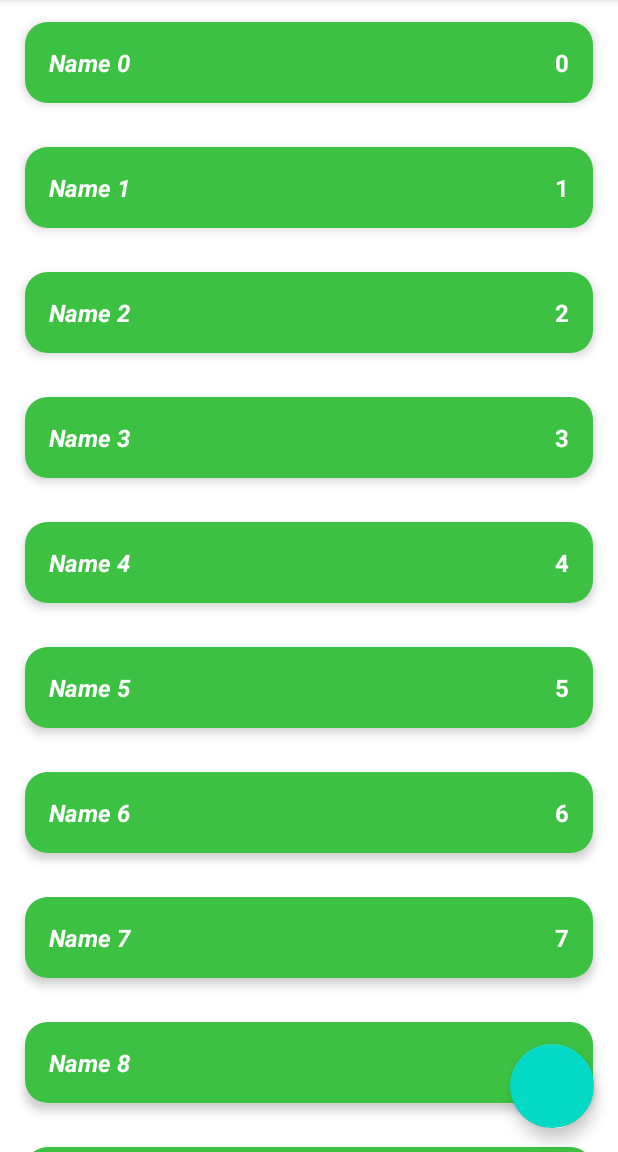
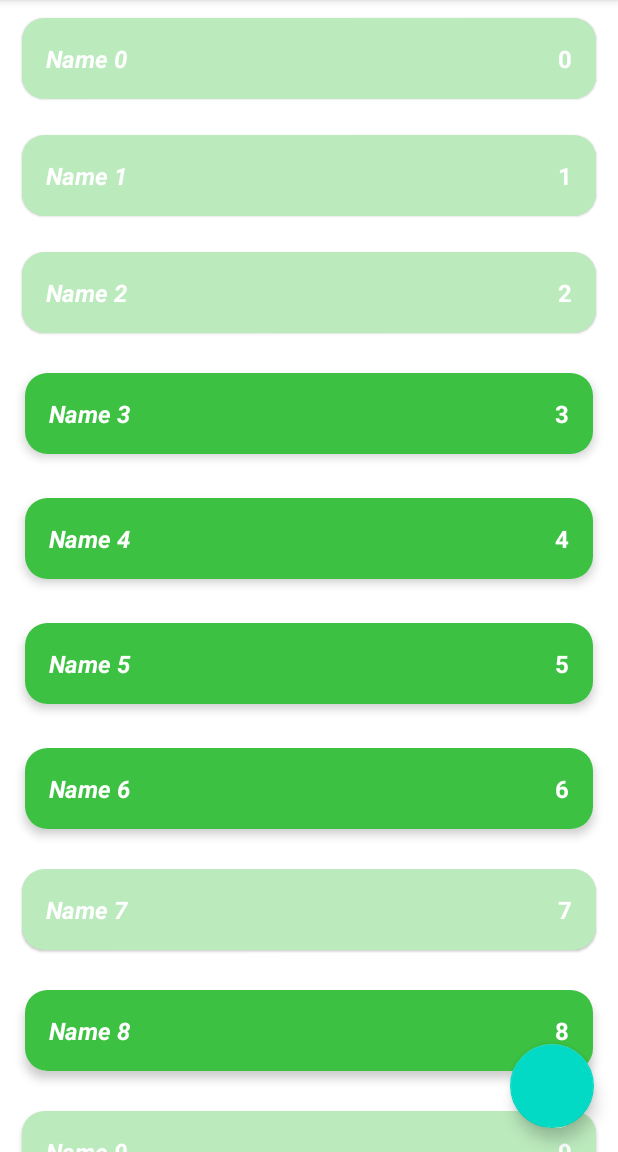
Before and after one commit to PavelVolniy/shopList, an Android app: the screen it shows after launch (MainActivity), on a phone screen of 412 x 824 dp, the part 84-1236 px from its top. Run offline under Robolectric (Android 15) with nearby library versions, the phone set to English and light mode, and no system bars.

Commit message:
Fix bug of pool viewHolder

```diff
--- a/app/src/main/java/com/example/shoplist/data/ShopListRepositoryImpl.kt
+++ b/app/src/main/java/com/example/shoplist/data/ShopListRepositoryImpl.kt
@@ -5,6 +5,7 @@
 import com.example.shoplist.domain.ShopItem
 import com.example.shoplist.domain.ShopListRepository
 import java.lang.RuntimeException
+import kotlin.random.Random
 
 object ShopListRepositoryImpl: ShopListRepository {
 
@@ -13,8 +14,8 @@
     private val shopListLD = MutableLiveData<List<ShopItem>>()
 
     init {
-        for (i in 0 until 10){
-            val item = ShopItem("Name $i", i, true)
+        for (i in 0 until 100){
+            val item = ShopItem("Name $i", i, Random.nextBoolean())
             addShopItem(item)
         }
     }
--- a/app/src/main/java/com/example/shoplist/presentation/MainActivity.kt
+++ b/app/src/main/java/com/example/shoplist/presentation/MainActivity.kt
@@ -6,47 +6,38 @@
 import android.widget.LinearLayout
 import android.widget.TextView
 import androidx.lifecycle.ViewModelProvider
+import androidx.recyclerview.widget.RecyclerView
 import com.example.shoplist.R
 import com.example.shoplist.domain.ShopItem
 
 class MainActivity : AppCompatActivity() {
 
     private lateinit var viewModel: MainViewModel
-    private lateinit var llShopList: LinearLayout
+    private lateinit var viewAdapter: ShopListAdapter
 
     override fun onCreate(savedInstanceState: Bundle?) {
         super.onCreate(savedInstanceState)
         setContentView(R.layout.activity_main)
 
-        llShopList = findViewById(R.id.ll_shop_list)
-
+        setupRecyclerView()
         viewModel = ViewModelProvider(this).get(MainViewModel::class.java)
-
-        viewModel.shopList.observe(this){
-            showList(it)
+        viewModel.shopList.observe(this) {
+            viewAdapter.shopList = it
         }
 
     }
 
-    private fun showList(list: List<ShopItem>){
-        llShopList.removeAllViews()
-        for (shopItem in list){
-            val layoutID = if (shopItem.enabled){
-                R.layout.item_shop_enabled
-            } else R.layout.item_shop_disabled
-            val view = LayoutInflater.from(this).inflate(layoutID, llShopList, false)
-            val tvName = view.findViewById<TextView>(R.id.tv_name)
-            val tvCount = view.findViewById<TextView>(R.id.tv_count)
-
-            tvName.text = shopItem.name
-            tvCount.text = shopItem.count.toString()
-
-            view.setOnLongClickListener{
-                viewModel.changeEnableState(shopItem)
-                true
-            }
-
-            llShopList.addView(view)
-        }
+    private fun setupRecyclerView() {
+        val rvShopList = findViewById<RecyclerView>(R.id.rv_shop_list)
+        viewAdapter = ShopListAdapter()
+        rvShopList.adapter = viewAdapter
+        rvShopList.recycledViewPool.setMaxRecycledViews(
+            ShopListAdapter.VIEW_TYPE_ENABLED,
+            ShopListAdapter.VIEW_HOLDER_POOL_SIZE
+        )
+        rvShopList.recycledViewPool.setMaxRecycledViews(
+            ShopListAdapter.VIEW_TYPE_DISABLED,
+            ShopListAdapter.VIEW_HOLDER_POOL_SIZE
+        )
     }
 }
--- a/app/src/main/java/com/example/shoplist/presentation/ShopListAdapter.kt
+++ b/app/src/main/java/com/example/shoplist/presentation/ShopListAdapter.kt
@@ -1,5 +1,6 @@
 package com.example.shoplist.presentation
 
+import android.graphics.Color
 import android.view.LayoutInflater
 import android.view.View
 import android.view.ViewGroup
@@ -7,30 +8,57 @@
 import androidx.recyclerview.widget.RecyclerView
 import com.example.shoplist.R
 import com.example.shoplist.domain.ShopItem
+import java.lang.RuntimeException
 
 class ShopListAdapter : RecyclerView.Adapter<ShopListAdapter.ShopItemViewHolder>() {
+    companion object {
+        const val VIEW_TYPE_ENABLED = 1
+        const val VIEW_TYPE_DISABLED = 0
 
-    val list = listOf<ShopItem>()
+        const val VIEW_HOLDER_POOL_SIZE = 10
+    }
+
+    var shopList = listOf<ShopItem>()
+        set(value) {
+            field = value
+            notifyDataSetChanged()
+        }
 
     override fun onCreateViewHolder(parent: ViewGroup, viewType: Int): ShopItemViewHolder {
-        val view = LayoutInflater.from(parent.context).inflate(R.layout.item_shop_disabled,parent, false)
+        val layout = when (viewType) {
+            VIEW_TYPE_DISABLED -> R.layout.item_shop_disabled
+            VIEW_TYPE_ENABLED -> R.layout.item_shop_enabled
+            else -> throw RuntimeException("Unknown view type- $viewType")
+        }
+        val view = LayoutInflater.from(parent.context).inflate(layout, parent, false)
         return ShopItemViewHolder(view)
     }
 
     override fun onBindViewHolder(viewHolder: ShopItemViewHolder, position: Int) {
-        val shopItem = list[position]
+        val shopItem = shopList[position]
         viewHolder.tvName.text = shopItem.name
         viewHolder.tvCount.text = shopItem.count.toString()
-        viewHolder.view.setOnLongClickListener(){
+        viewHolder.view.setOnLongClickListener() {
             true
         }
     }
 
-    override fun getItemCount(): Int {
-        return list.size
+    override fun getItemViewType(position: Int): Int {
+        val item = shopList[position]
+        return if (item.enabled) {
+            VIEW_TYPE_ENABLED
+        } else {
+            VIEW_TYPE_DISABLED
+        }
     }
 
-    class ShopItemViewHolder(val view: View): RecyclerView.ViewHolder(view){
+
+
+    override fun getItemCount(): Int {
+        return shopList.size
+    }
+
+    class ShopItemViewHolder(val view: View) : RecyclerView.ViewHolder(view) {
         val tvName = view.findViewById<TextView>(R.id.tv_name)
         val tvCount = view.findViewById<TextView>(R.id.tv_count)
 
--- a/app/src/main/res/layout/activity_main.xml
+++ b/app/src/main/res/layout/activity_main.xml
@@ -6,21 +6,9 @@
     xmlns:app="http://schemas.android.com/apk/res-auto"
     tools:context=".presentation.MainActivity">
 
-    <ScrollView
-        android:layout_width="match_parent"
-        android:layout_height="match_parent">
 
-        <LinearLayout
-            android:id="@+id/ll_shop_list"
-            android:layout_width="match_parent"
-            android:layout_height="wrap_content"
-            android:orientation="vertical"
-            />
-
-    </ScrollView>
 
     <androidx.recyclerview.widget.RecyclerView
-        android:visibility="gone"
         android:id="@+id/rv_shop_list"
         app:layout_constraintBottom_toBottomOf="parent"
         app:layout_constraintTop_toTopOf="parent"
```
